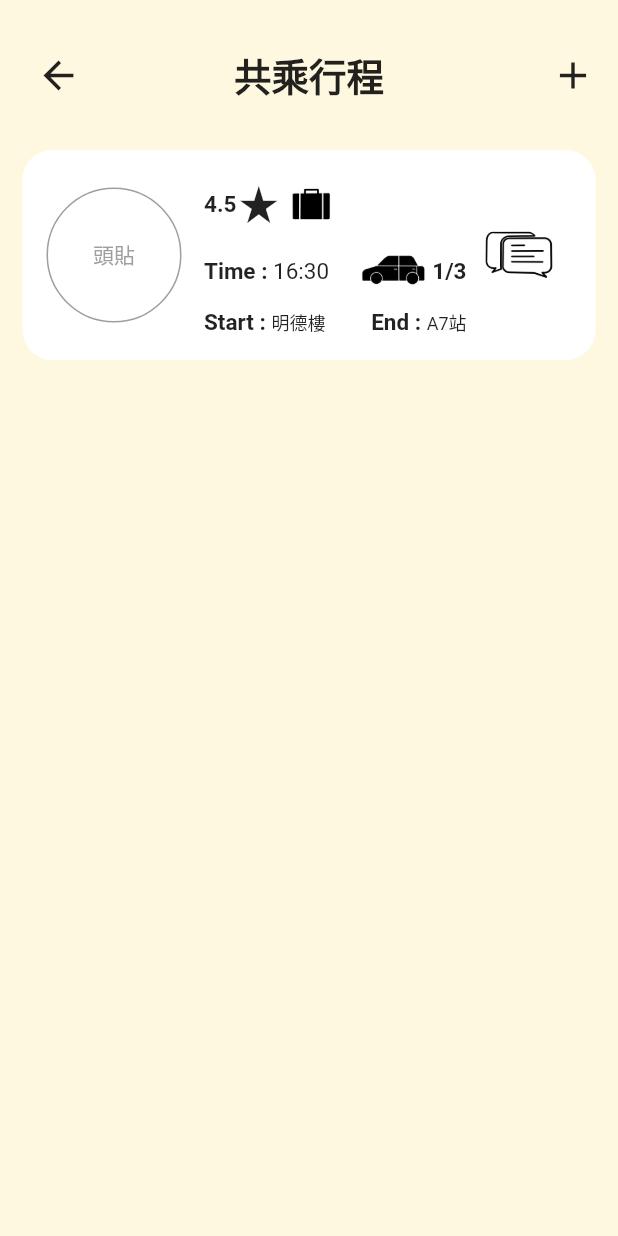
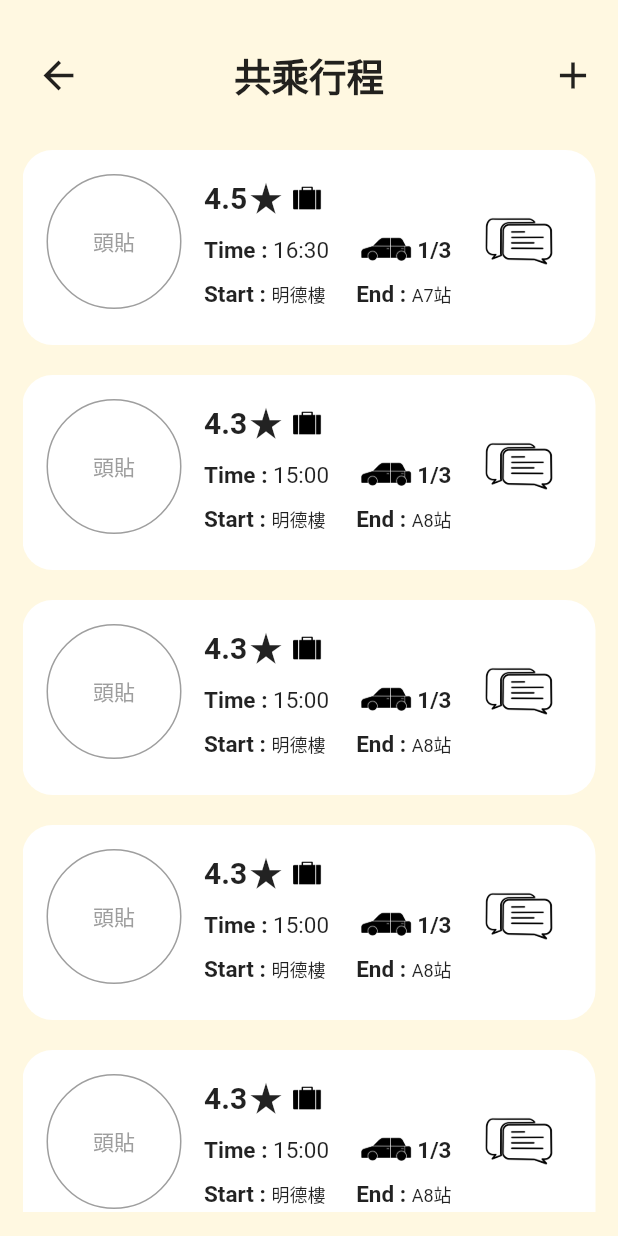
Before and after one commit to DraggyChen/pickup_flutter_app, a Flutter app: the CarpoolHome screen opened directly, on a phone screen of 412 x 824 dp. Run offline on Flutter 3.47's test engine with Material 2 defaults, Android fonts, the light colour scheme and no system bars; our stand-ins replace google_maps_flutter, image_picker, mask_text_input_formatter.

Commit message:
共乘行程：行程資訊Posts

```diff
--- a/lib/view/carpool/carpool_home.dart
+++ b/lib/view/carpool/carpool_home.dart
@@ -56,8 +56,75 @@ class _ForumHomeState extends State<CarpoolHome> {
                       children: [
                         /* 各個駕駛發車資訊 */
                         CarpoolPosts(
-                            name: "4.5", content: "content"
+                            starRate: '4.5',
+                            time: '16:30',
+                            passenger: '1/3',
+                            startStation: '明德樓',
+                            endStation: 'A7站'),
+                        /* 距離下個Posts的間隔 */
+                        SizedBox(
+                          height: 20,
                         ),
+                        CarpoolPosts(
+                            starRate: '4.3',
+                            time: '15:00',
+                            passenger: '1/3',
+                            startStation: '明德樓',
+                            endStation: 'A8站'),
+                        SizedBox(
+                          height: 20,
+                        ),
+                        CarpoolPosts(
+                            starRate: '4.3',
+                            time: '15:00',
+                            passenger: '1/3',
+                            startStation: '明德樓',
+                            endStation: 'A8站'),
+                        SizedBox(
+                          height: 20,
+                        ),
+                        CarpoolPosts(
+                            starRate: '4.3',
+                            time: '15:00',
+                            passenger: '1/3',
+                            startStation: '明德樓',
+                            endStation: 'A8站'),
+                        SizedBox(
+                          height: 20,
+                        ),
+                        CarpoolPosts(
+                            starRate: '4.3',
+                            time: '15:00',
+                            passenger: '1/3',
+                            startStation: '明德樓',
+                            endStation: 'A8站'),
+                        SizedBox(
+                          height: 20,
+                        ),
+                        CarpoolPosts(
+                            starRate: '4.3',
+                            time: '15:00',
+                            passenger: '1/3',
+                            startStation: '明德樓',
+                            endStation: 'A8站'),
+                        SizedBox(
+                          height: 20,
+                        ),
+                        CarpoolPosts(
+                            starRate: '4.3',
+                            time: '15:00',
+                            passenger: '1/3',
+                            startStation: '明德樓',
+                            endStation: 'A8站'),
+                        SizedBox(
+                          height: 20,
+                        ),
+                        CarpoolPosts(
+                            starRate: '4.3',
+                            time: '15:00',
+                            passenger: '1/3',
+                            startStation: '明德樓',
+                            endStation: 'A8站'),
                       ],
                     ),
                   ),
--- a/lib/view/carpool/carpool_posts.dart
+++ b/lib/view/carpool/carpool_posts.dart
@@ -3,14 +3,24 @@ import 'package:flutter/material.dart';
 import '../../utils/CircleImagePicker.dart';
 
 class CarpoolPosts extends StatelessWidget {
-  final String name;
-  final String content;
+  final String starRate;
+  final String time;
+  final String passenger;
+  final String startStation;
+  final String endStation;
 
-  CarpoolPosts({required this.name, required this.content});
+  CarpoolPosts({
+    required this.starRate,
+    required this.time,
+    required this.passenger,
+    required this.startStation,
+    required this.endStation,
+  });
 
   @override
   Widget build(BuildContext context) {
     return Container(
+      constraints: BoxConstraints(maxHeight: 130.0), // 更改200.0為您想要的最大高度
       decoration: BoxDecoration(
         color: Colors.white, // 設置背景色為白色
         borderRadius: BorderRadius.circular(20.0), // 設置圓角
@@ -27,30 +37,29 @@ class CarpoolPosts extends StatelessWidget {
                   child: CircleImagePicker(hint: "頭貼", diameter: 90),
                 ),
                 SizedBox(width: 15.0),
-
                 Expanded(
                   child: Column(
-                    mainAxisAlignment: MainAxisAlignment.spaceAround, // 修改此處
+                    mainAxisAlignment: MainAxisAlignment.start, // 將子小部件對齊到開頭
+                    mainAxisSize: MainAxisSize.min, // Column只佔據其子小部件所需的空間
                     children: [
                       /* 評分與公事包 */
                       Row(
                         children: [
-                          Text(name,
+                          Text(starRate,
                               style: TextStyle(
-                                  fontWeight: FontWeight.bold, fontSize: 15)),
+                                  fontWeight: FontWeight.bold, fontSize: 20)),
                           Icon(
                             Icons.star_rate,
-                            size: 30,
+                            size: 25,
                           ),
                           Image.asset(
                             'assets/images/carpool/Briefcase.png',
-                            width: 40,
-                            height: 40,
+                            width: 30,
+                            height: 30,
                             fit: BoxFit.cover,
                           ),
                         ],
                       ),
-
                       /* 發車時間、目前乘客 */
                       Row(
                         children: [
@@ -62,7 +71,7 @@ class CarpoolPosts extends StatelessWidget {
                           ),
                           Align(
                             alignment: Alignment.centerLeft,
-                            child: Text('16:30',
+                            child: Text(time,
                                 style: TextStyle(
                                     fontWeight: FontWeight.normal,
                                     fontSize: 15)),
@@ -72,14 +81,14 @@ class CarpoolPosts extends StatelessWidget {
                             alignment: Alignment.centerRight,
                             child: Image.asset(
                               'assets/images/carpool/Car.png',
-                              width: 50,
-                              height: 50,
+                              width: 40,
+                              height: 40,
                               fit: BoxFit.cover,
                             ),
                           ),
                           Align(
                             alignment: Alignment.centerRight,
-                            child: Text('1/3',
+                            child: Text(passenger,
                                 style: TextStyle(
                                     fontWeight: FontWeight.bold, fontSize: 15)),
                           ),
@@ -96,7 +105,7 @@ class CarpoolPosts extends StatelessWidget {
                           ),
                           Align(
                             alignment: Alignment.centerLeft,
-                            child: Text('明德樓',
+                            child: Text(startStation,
                                 style: TextStyle(
                                     fontWeight: FontWeight.normal,
                                     fontSize: 12)),
@@ -110,7 +119,7 @@ class CarpoolPosts extends StatelessWidget {
                           ),
                           Align(
                             alignment: Alignment.centerRight,
-                            child: Text('A7站',
+                            child: Text(endStation,
                                 style: TextStyle(
                                     fontWeight: FontWeight.normal,
                                     fontSize: 12)),
@@ -119,6 +128,9 @@ class CarpoolPosts extends StatelessWidget {
                       )
                     ],
                   ),
+                ),
+                SizedBox(
+                  width: 10,
                 ),
                 /* 右邊私訊按鈕 */
                 Align(
@@ -146,6 +158,7 @@ class CarpoolPosts extends StatelessWidget {
               ],
             ),
           ),
+
         ],
       ),
     );
--- a/lib/view/navigation/navigation_bar.dart
+++ b/lib/view/navigation/navigation_bar.dart
@@ -75,7 +75,7 @@ class _NavigationBarState extends State<Navigation_Bar> {
 
             elevation: 0, // 刪除陰影
             child: Container( // 添加這個Container
-              height: Platform.isIOS ? 10 : 45, // 根據平台動態設定高度，使用import 'dart:io';
+              height: Platform.isIOS ? 40 : 45, // 根據平台動態設定高度，使用import 'dart:io';
               child: Row(
                 mainAxisAlignment: MainAxisAlignment.spaceAround,
                 children: <Widget>[
```
